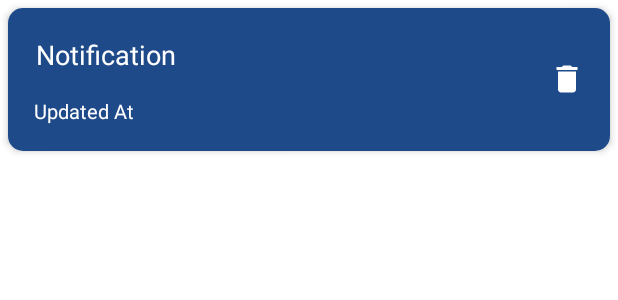
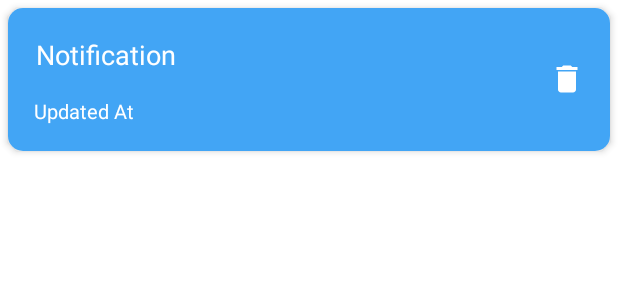
Before and after one commit to sowmyakanjula/locanotify, an Android app: the layout item_notification.xml on its own in the app's theme, with its tools: preview values and no code run, on a phone screen of 412 x 824 dp. Shown: the top 300 px of the screen. Run offline under Robolectric (Android 15) with nearby library versions, the phone set to English and light mode, and no system bars.

Commit message:
Update color resources

```diff
--- a/app/src/main/res/values/colors.xml
+++ b/app/src/main/res/values/colors.xml
@@ -1,5 +1,7 @@
 <?xml version="1.0" encoding="utf-8"?>
 <resources>
-    <color name="blue">#1E4A8A</color>
-    <color name="white">#FFFFFF</color>
+    <color name="black">#FF000000</color>
+    <color name="white">#FFFFFFFF</color>
+    <color name="blue">#42A5F5</color>
+    <color name="colorBackground">#333C46</color>
 </resources>
```
